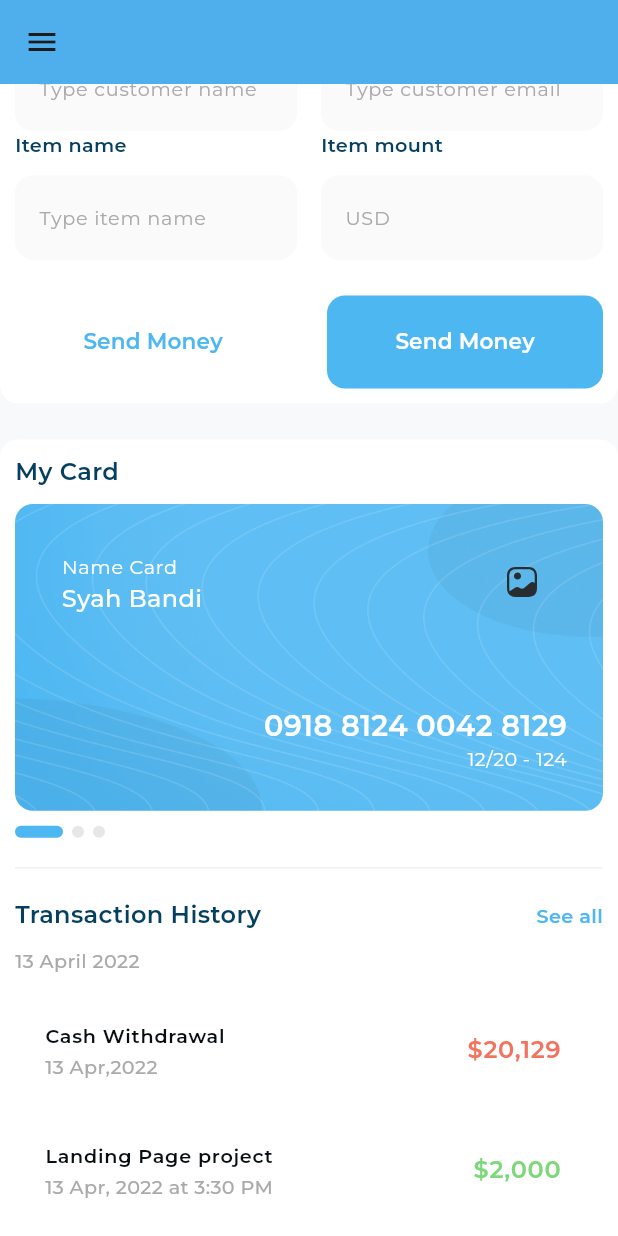
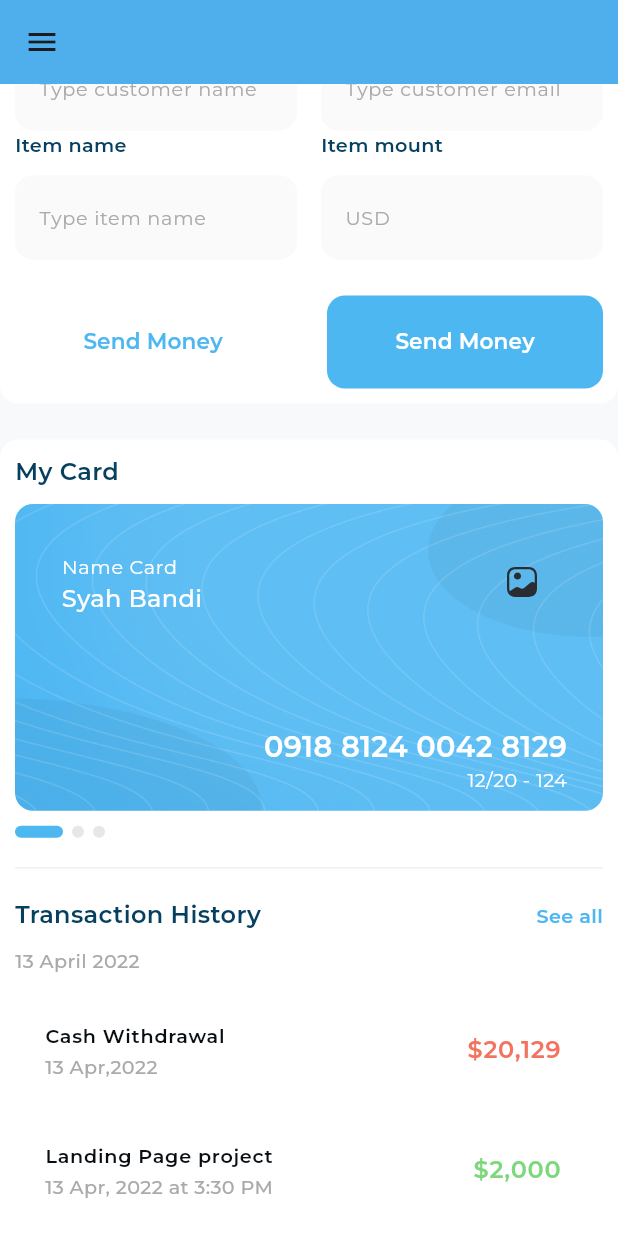
Before and after one commit to SeifRashedd/Responsive_creadit_card_app, a Flutter app: the screen it shows after launch, scrolled down 576 dp, on a phone screen of 412 x 824 dp. Run offline on Flutter 3.47's test engine with Material 3 defaults, Android fonts, the phone set to English and light mode, and no system bars; drawn by our look-alikes of expandable_page_view; our stand-ins replace fl_chart, flutter_svg, gap; project files that could hold a hidden picture were left out.

Commit message:
finsih diskop layout

```diff
--- a/lib/widgets/my_card_section/my_card.dart
+++ b/lib/widgets/my_card_section/my_card.dart
@@ -1,4 +1,5 @@
 import 'package:flutter/material.dart';
+import 'package:flutter/widgets.dart';
 import 'package:flutter_svg/svg.dart';
 import 'package:responsive_credit_card_app/utils/app_images.dart';
 import 'package:responsive_credit_card_app/utils/app_styles.dart';
@@ -28,8 +29,9 @@ class MyCard extends StatelessWidget {
               contentPadding:
                   const EdgeInsets.only(left: 31, right: 42, top: 16),
               title: Text('Name Card',
-                  style: AppStyle.styleRegular16(context).copyWith(color: Colors.white)),
-              subtitle:  Text(
+                  style: AppStyle.styleRegular16(context)
+                      .copyWith(color: Colors.white)),
+              subtitle: Text(
                 'Syah Bandi',
                 style: AppStyle.styleMedium20(context),
               ),
@@ -43,14 +45,14 @@ class MyCard extends StatelessWidget {
                 children: [
                   Text(
                     '0918 8124 0042 8129',
-                    style:
-                        AppStyle.styleSemiBold24(context).copyWith(color: Colors.white),
+                    style: AppStyle.styleSemiBold24(context)
+                        .copyWith(color: Colors.white),
                   ),
                   Text('12/20 - 124',
                       style: AppStyle.styleRegular16(context)
                           .copyWith(color: Colors.white)),
                   const SizedBox(
-                    height: 54 - 28,
+                    height: 40 - 28,
                   )
                 ],
               ),
```
